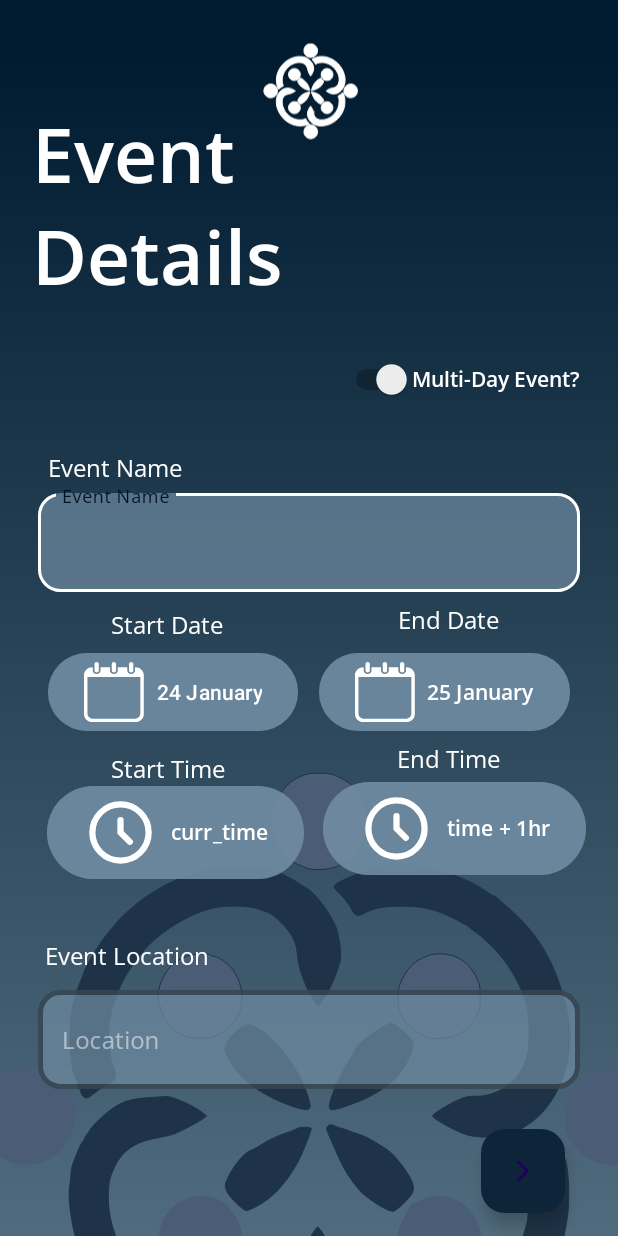
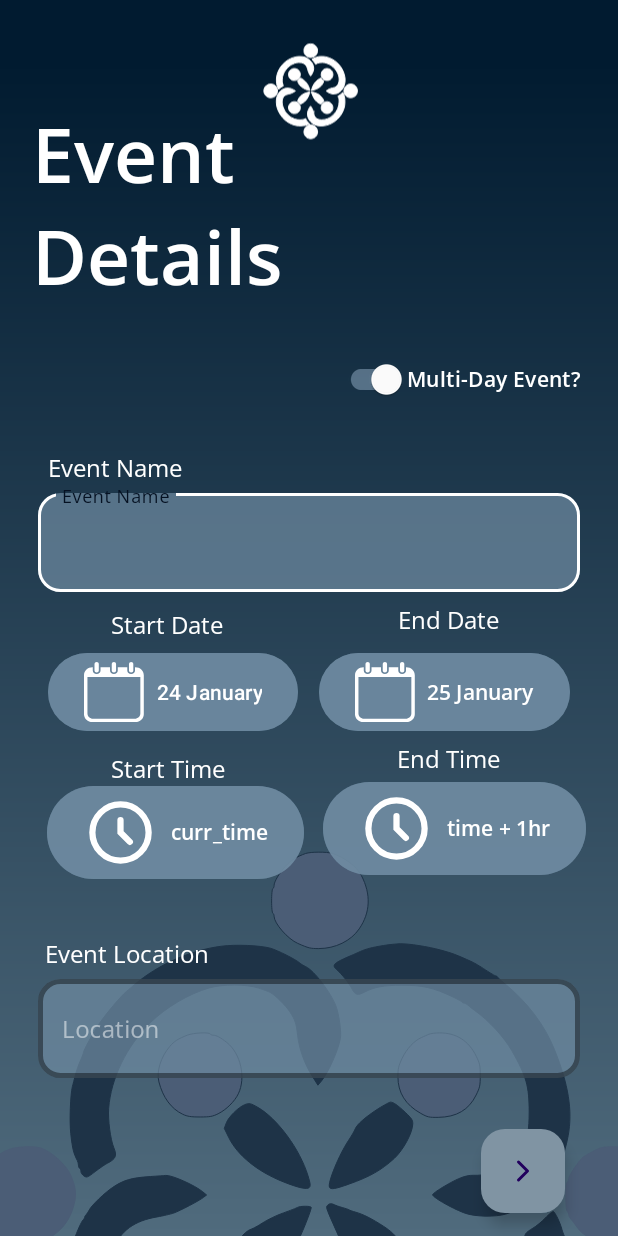
Before and after one commit to CMPUT301W24T08/DroidDesign, an Android app: the AddEventActivity screen opened directly, with no data from a screen before it, on a phone screen of 412 x 824 dp. Run offline under Robolectric (Android 15) with nearby library versions, the phone set to English and light mode, and no system bars.

Commit message:
update add event

```diff
--- a/app/src/main/java/com/example/droiddesign/view/AddEventActivity.java
+++ b/app/src/main/java/com/example/droiddesign/view/AddEventActivity.java
@@ -8,6 +8,8 @@ import androidx.appcompat.app.AppCompatActivity;
 import androidx.fragment.app.DialogFragment;
 
 import com.example.droiddesign.R;
+import com.google.android.material.floatingactionbutton.FloatingActionButton;
+import com.google.android.material.switchmaterial.SwitchMaterial;
 import com.google.android.material.textfield.TextInputEditText;
 
 import java.sql.Time;
@@ -22,8 +24,12 @@ public class AddEventActivity extends AppCompatActivity implements DatePickerFra
     Time timeStart;
     Time timeEnd;
     TextInputEditText eventNameInput;
-    Button btnShowDatePicker;
-    Button btnShowTimePicker;
+    Button btnStartDate;
+    Button btnEndDate;
+    Button btnStartTime;
+    Button btnEndTime;
+    FloatingActionButton nextPage;
+    SwitchMaterial switchMultiDay;
 
     @Override
     protected void onCreate(Bundle savedInstanceState) {
@@ -31,14 +37,20 @@ public class AddEventActivity extends AppCompatActivity implements DatePickerFra
         setContentView(R.layout.activity_add_event);
 
         eventNameInput = findViewById(R.id.text_input_event_name);
-        btnShowDatePicker = findViewById(R.id.button_start_date);
+        btnStartDate = findViewById(R.id.button_start_date);
+        btnEndDate = findViewById(R.id.button_end_date);
+        btnStartTime = findViewById(R.id.button_start_time);
+        btnEndTime = findViewById(R.id.button_end_time);
+        switchMultiDay = findViewById(R.id.switch_is_multi_day);
 
-        btnShowDatePicker.setOnClickListener(new View.OnClickListener() {
+        btnStartDate.setOnClickListener(new View.OnClickListener() {
             @Override
             public void onClick(View v) {
                 showDatePickerDialog();
             }
         });
+
+
     }
 
     private void showDatePickerDialog() {
@@ -51,7 +63,7 @@ public class AddEventActivity extends AppCompatActivity implements DatePickerFra
         calendar.set(year, month, day);
         eventDate = calendar.getTime();
 
-        SimpleDateFormat dateFormat = new SimpleDateFormat("yyyy-MM-dd", Locale.getDefault());
+        SimpleDateFormat dateFormat = new SimpleDateFormat("dd MMMM", Locale.getDefault());
         String dateString = dateFormat.format(eventDate);
 
         btnShowDatePicker.setText(dateString);
--- a/app/src/main/res/layout/activity_add_event.xml
+++ b/app/src/main/res/layout/activity_add_event.xml
@@ -22,12 +22,11 @@
         android:id="@+id/logo_large"
         android:layout_width="845dp"
         android:layout_height="845dp"
-        android:layout_marginTop="200dp"
         app:layout_constraintBottom_toBottomOf="parent"
         app:layout_constraintEnd_toEndOf="parent"
         app:layout_constraintStart_toStartOf="parent"
-        app:layout_constraintTop_toBottomOf="@+id/logo_small"
-        app:layout_constraintVertical_bias="0.0"
+        app:layout_constraintTop_toBottomOf="@+id/text_input_layout_event"
+        app:layout_constraintVertical_bias="0.050000012"
         app:srcCompat="@drawable/conclave_logo_large_dark" />
 
 
@@ -85,7 +84,7 @@
         android:layout_height="wrap_content"
         android:backgroundTint="@color/card_bg_light_transparent"
         android:drawableLeft="@drawable/calendar_style2_small"
-        android:text="24 January"
+        android:text="@string/_24_january"
         app:layout_constraintBottom_toBottomOf="parent"
         app:layout_constraintEnd_toEndOf="parent"
         app:layout_constraintHorizontal_bias="0.131"
@@ -101,7 +100,7 @@
         android:backgroundTint="@color/card_bg_light_transparent"
         android:drawableLeft="@drawable/calendar_style2_small"
         android:fontFamily="@font/opensans_semibold"
-        android:text="25 January"
+        android:text="@string/_25_january"
         android:textColor="@color/white"
         app:layout_constraintBottom_toBottomOf="parent"
         app:layout_constraintEnd_toEndOf="parent"
@@ -115,7 +114,7 @@
         android:layout_width="wrap_content"
         android:layout_height="wrap_content"
         android:fontFamily="@font/opensans"
-        android:text="Start Date"
+        android:text="@string/start_date"
         android:textColor="@color/white"
         android:textSize="16sp"
         app:layout_constraintBottom_toTopOf="@+id/button_start_date"
@@ -130,7 +129,7 @@
         android:layout_width="200dp"
         android:layout_height="wrap_content"
         android:fontFamily="@font/opensans_semibold"
-        android:text="Event Details"
+        android:text="@string/event_details"
         android:textColor="@color/white"
         android:textSize="50sp"
         app:layout_constraintBottom_toBottomOf="parent"
@@ -138,16 +137,18 @@
         app:layout_constraintHorizontal_bias="0.1"
         app:layout_constraintStart_toStartOf="parent"
         app:layout_constraintTop_toTopOf="parent"
-        app:layout_constraintVertical_bias="0.100000024" />
+        app:layout_constraintVertical_bias="0.10" />
 
-    <Switch
+    <com.google.android.material.switchmaterial.SwitchMaterial
         android:id="@+id/switch_is_multi_day"
         android:layout_width="wrap_content"
-        android:layout_height="wrap_content"
+        android:layout_height="48dp"
         android:fontFamily="@font/opensans_semibold"
         android:layoutDirection="rtl"
-        android:text="Multi-Day Event?"
+        android:text="@string/multi_day_event"
         android:textColor="@color/white"
+        app:trackTint="@color/card_bg_light_transparent"
+        app:thumbTint="@color/white"
         app:layout_constraintBottom_toTopOf="@+id/event_name_query"
         app:layout_constraintEnd_toEndOf="parent"
         app:layout_constraintHorizontal_bias="0.9"
@@ -159,7 +160,7 @@
         android:layout_width="wrap_content"
         android:layout_height="wrap_content"
         android:fontFamily="@font/opensans"
-        android:text="End Date"
+        android:text="@string/end_date"
         android:textColor="@color/white"
         android:textSize="16sp"
         app:layout_constraintBottom_toTopOf="@+id/button_end_date"
@@ -192,7 +193,7 @@
         android:backgroundTint="@color/card_bg_light_transparent"
         android:drawableLeft="@drawable/time_clock"
         android:fontFamily="@font/opensans_semibold"
-        android:text="time + 1hr"
+        android:text="@string/time_1hr"
         android:textColor="@color/white"
         app:layout_constraintBottom_toBottomOf="parent"
         app:layout_constraintEnd_toEndOf="parent"
@@ -207,9 +208,9 @@
         android:layout_height="wrap_content"
         android:layout_marginTop="21dp"
         android:fontFamily="@font/opensans"
-        android:text="Start Time"
+        android:text="@string/start_time"
         android:textColor="@color/white"
-        android:textSize="16dp"
+        android:textSize="16sp"
         app:layout_constraintBottom_toTopOf="@+id/button_start_time"
         app:layout_constraintEnd_toEndOf="parent"
         app:layout_constraintHorizontal_bias="0.22"
@@ -223,9 +224,9 @@
         android:layout_height="wrap_content"
         android:layout_marginTop="1dp"
         android:fontFamily="@font/opensans"
-        android:text="End Time"
+        android:text="@string/end_time"
         android:textColor="@color/white"
-        android:textSize="16dp"
+        android:textSize="16sp"
         app:layout_constraintBottom_toTopOf="@+id/button_end_time"
         app:layout_constraintEnd_toEndOf="parent"
         app:layout_constraintHorizontal_bias="0.77"
@@ -255,7 +256,7 @@
         app:layout_constraintHorizontal_bias="1.0"
         app:layout_constraintStart_toStartOf="parent"
         app:layout_constraintTop_toTopOf="parent"
-        app:layout_constraintVertical_bias="0.87">
+        app:layout_constraintVertical_bias="0.86">
 
         <com.google.android.material.textfield.TextInputEditText
             android:id="@+id/text_input_location"
@@ -270,10 +271,8 @@
         android:id="@+id/textView6"
         android:layout_width="wrap_content"
         android:layout_height="wrap_content"
-        android:layout_marginTop="19dp"
-        android:layout_marginBottom="6dp"
         android:fontFamily="@font/opensans"
-        android:text="Event Location"
+        android:text="@string/event_location"
         android:textColor="@color/white"
         android:textSize="16sp"
         app:layout_constraintBottom_toTopOf="@+id/text_input_location_box"
@@ -284,10 +283,10 @@
         app:layout_constraintVertical_bias="1.0" />
 
     <com.google.android.material.floatingactionbutton.FloatingActionButton
-        android:id="@+id/floatingActionButton"
+        android:id="@+id/fab_next_page"
         android:layout_width="wrap_content"
         android:layout_height="wrap_content"
-        android:backgroundTint="@color/bg_dark_secondary"
+        android:backgroundTint="@color/bg_light"
         android:clickable="true"
         app:layout_constraintBottom_toBottomOf="parent"
         app:layout_constraintEnd_toEndOf="parent"
@@ -295,7 +294,8 @@
         app:layout_constraintStart_toStartOf="parent"
         app:layout_constraintTop_toTopOf="parent"
         app:layout_constraintVertical_bias="0.98"
-        app:srcCompat="@drawable/chevron_right_white" />
-
+        app:srcCompat="@drawable/chevron_right_white"
+        android:focusable="true"
+        android:contentDescription="@string/next" />
 
 </androidx.constraintlayout.widget.ConstraintLayout>
--- a/app/src/main/res/values/strings.xml
+++ b/app/src/main/res/values/strings.xml
@@ -24,4 +24,15 @@
     <string name="attendee">Attendee</string>
     <string name="date_and_time">Date and Time</string>
     <string name="date">Date</string>
+    <string name="multi_day_event">Multi-Day Event?</string>
+    <string name="end_date">End Date</string>
+    <string name="time_1hr">time + 1hr</string>
+    <string name="start_time">Start Time</string>
+    <string name="end_time">End Time</string>
+    <string name="event_location">Event Location</string>
+    <string name="next">next</string>
+    <string name="_25_january">25 January</string>
+    <string name="event_details">Event Details</string>
+    <string name="start_date">Start Date</string>
+    <string name="_24_january">24 January</string>
 </resources>
```
